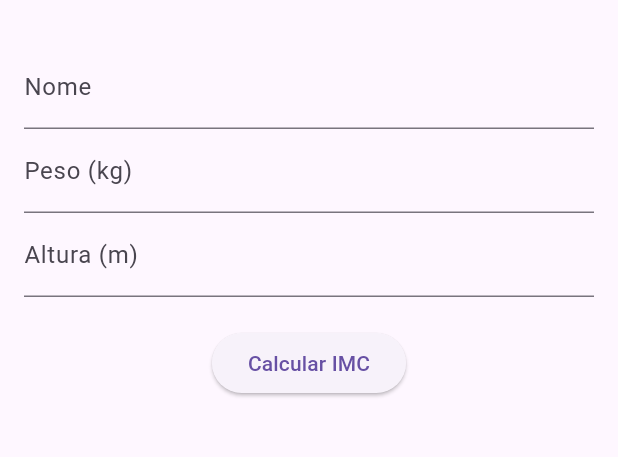
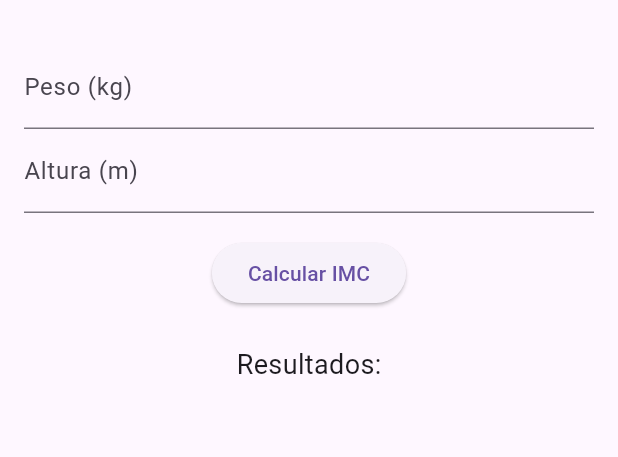
Before and after one commit to weslley-larroza/Calculadora-de-IMC---Flutter, a Flutter app: the screen it shows after launch, on a phone screen of 412 x 824 dp, the part 63-520 px from its top. Run offline on Flutter 3.47's test engine with Material 3 defaults, Android fonts, the phone set to English and light mode, and no system bars.

Commit message:
+adicionado historico, -retirado campo de nome

```diff
--- a/lib/main.dart
+++ b/lib/main.dart
@@ -1,98 +1,123 @@
 import 'package:flutter/material.dart';
 import 'pessoa.dart';
 
-void main() {
-  runApp(const IMCApp());
+class IMC {
+  final double peso;
+  final double altura;
+
+  IMC({required this.peso, required this.altura});
+
+  double calcular() {
+    return peso / (altura * altura);
   }
 
-class IMCApp extends StatelessWidget {
-  const IMCApp({super.key});
+  @override
+  String toString() {
+    return 'IMC: ${calcular().toStringAsFixed(2)} (Peso: $peso kg, Altura: $altura m)';
+  }
+}
+
+void main() {
+  runApp(const MyApp());
+}
+
+class MyApp extends StatelessWidget {
+  const MyApp({super.key});
 
   @override
   Widget build(BuildContext context) {
     return MaterialApp(
       title: 'Calculadora de IMC',
-      theme: ThemeData(primarySwatch: Colors.blue),
-      home: const IMCHomePage(),
+      theme: ThemeData(
+        primarySwatch: Colors.blue,
+      ),
+      home: const ImcPage(),
     );
   }
 }
 
-class IMCHomePage extends StatefulWidget {
-  const IMCHomePage({super.key});
+class ImcPage extends StatefulWidget {
+  const ImcPage({super.key});
 
   @override
-  State<IMCHomePage> createState() => _IMCHomePageState();
+  State<ImcPage> createState() => _ImcPageState();
 }
 
-class _IMCHomePageState extends State<IMCHomePage> {
-  final _formKey = GlobalKey<FormState>();
-  final _nomeController = TextEditingController();
-  final _pesoController = TextEditingController();
-  final _alturaController = TextEditingController();
-
-  String _resultado = '';
+class _ImcPageState extends State<ImcPage> {
+  final TextEditingController _pesoController = TextEditingController();
+  final TextEditingController _alturaController = TextEditingController();
+  final List<IMC> _resultados = [];
 
   void _calcularIMC() {
-    if (_formKey.currentState!.validate()) {
-      final nome = _nomeController.text;
-      final peso = double.parse(_pesoController.text);
-      final altura = double.parse(_alturaController.text);
+    try {
+      final double peso = double.parse(_pesoController.text);
+      final double altura = double.parse(_alturaController.text);
 
-      final pessoa = Pessoa(nome: nome, peso: peso, altura: altura);
-      final imc = pessoa.calcularIMC().toStringAsFixed(2);
-      final classificacao = pessoa.classificarIMC();
+      final imc = IMC(peso: peso, altura: altura);
+      setState(() {
+        _resultados.insert(0, imc); // insere no início da lista
+      });
 
-      setState(() {
-        _resultado =
-            '$nome tem IMC = $imc\nClassificação: $classificacao';
-      });
+      _pesoController.clear();
+      _alturaController.clear();
+    } catch (e) {
+      showDialog(
+        context: context,
+        builder: (_) => AlertDialog(
+          title: const Text('Erro'),
+          content: const Text('Por favor, insira valores numéricos válidos.'),
+          actions: [
+            TextButton(
+              child: const Text('OK'),
+              onPressed: () => Navigator.pop(context),
+            ),
+          ],
+        ),
+      );
     }
   }
 
   @override
   Widget build(BuildContext context) {
     return Scaffold(
-      appBar: AppBar(title: const Text('Calculadora de IMC')),
+      appBar: AppBar(
+        title: const Text('Calculadora de IMC'),
+      ),
       body: Padding(
         padding: const EdgeInsets.all(16.0),
-        child: Form(
-          key: _formKey,
         child: Column(
           children: [
-              TextFormField(
-                controller: _nomeController,
-                decoration: const InputDecoration(labelText: 'Nome'),
-                validator: (value) =>
-                    value == null || value.isEmpty ? 'Digite o nome' : null,
+            TextField(
+              controller: _pesoController,
+              keyboardType: TextInputType.number,
+              decoration: const InputDecoration(labelText: 'Peso (kg)'),
             ),
-              TextFormField(
-                controller: _pesoController,
-                decoration: const InputDecoration(labelText: 'Peso (kg)'),
+            TextField(
+              controller: _alturaController,
               keyboardType: TextInputType.number,
-                validator: (value) =>
-                    double.tryParse(value ?? '') == null ? 'Digite o peso válido' : null,
+              decoration: const InputDecoration(labelText: 'Altura (m)'),
             ),
-              TextFormField(
-                controller: _alturaController,
-                decoration: const InputDecoration(labelText: 'Altura (m)'),
-                keyboardType: TextInputType.number,
-                validator: (value) =>
-                    double.tryParse(value ?? '') == null ? 'Digite a altura válida' : null,
-              ),
-              const SizedBox(height: 20),
+            const SizedBox(height: 16),
             ElevatedButton(
               onPressed: _calcularIMC,
               child: const Text('Calcular IMC'),
             ),
-              const SizedBox(height: 20),
-              Text(
-                _resultado,
-                style: const TextStyle(fontSize: 18),
-                textAlign: TextAlign.center,
+            const SizedBox(height: 24),
+            const Text('Resultados:', style: TextStyle(fontSize: 18)),
+            const SizedBox(height: 8),
+            Expanded(
+              child: ListView.builder(
+                itemCount: _resultados.length,
+                itemBuilder: (context, index) {
+                  final imc = _resultados[index];
+                  return ListTile(
+                    leading: const Icon(Icons.monitor_weight),
+                    title: Text(imc.toString()),
+                  );
+                },
+              ),
             ),
           ],
-          ),
         ),
       ),
     );
```
Lines whose indentation alone changed are shown as unchanged.
